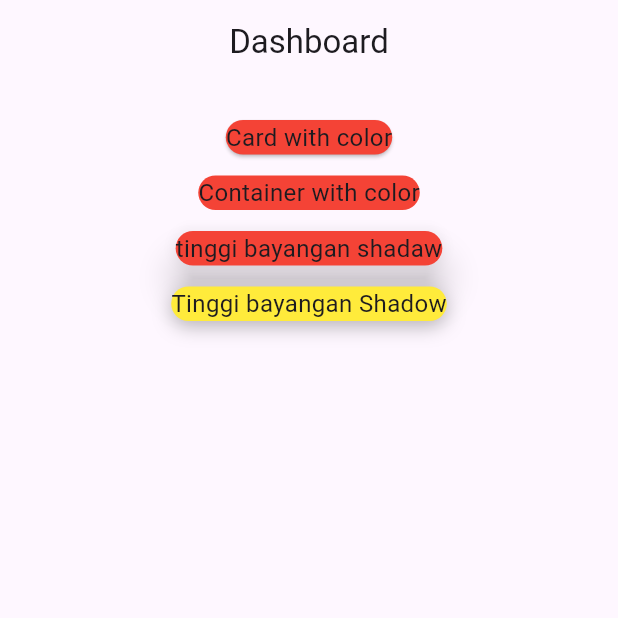
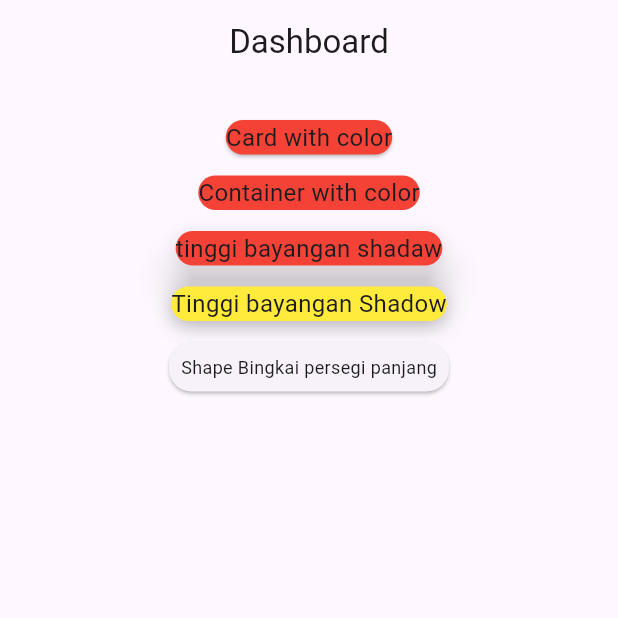
Before and after one commit to dwiilhammaulana/minggu_9, a Flutter app: the screen it shows after launch, on a phone screen of 412 x 824 dp, the top half of it. Run offline on Flutter 3.47's test engine with Material 3 defaults, Android fonts, the phone set to English and light mode, and no system bars.

Commit message:
buat shape

```diff
--- a/lib/pages/page_card_01.dart
+++ b/lib/pages/page_card_01.dart
@@ -61,6 +61,19 @@
                     style: TextStyle(fontSize: 16.0),
                   ),
                 ),
+                SizedBox(height: 10),
+                Card(
+                  shape: RoundedRectangleBorder(
+                    borderRadius: BorderRadius.circular(15.0),
+                  ),
+                  child: Padding(
+                    padding: const EdgeInsets.all(8.0),
+                    child: Text(
+                      "Shape Bingkai persegi panjang",
+                      style: TextStyle(fontSize: 12.0),
+                    ),
+                  ),
+                ),
               ],
             ),
           ),
```
